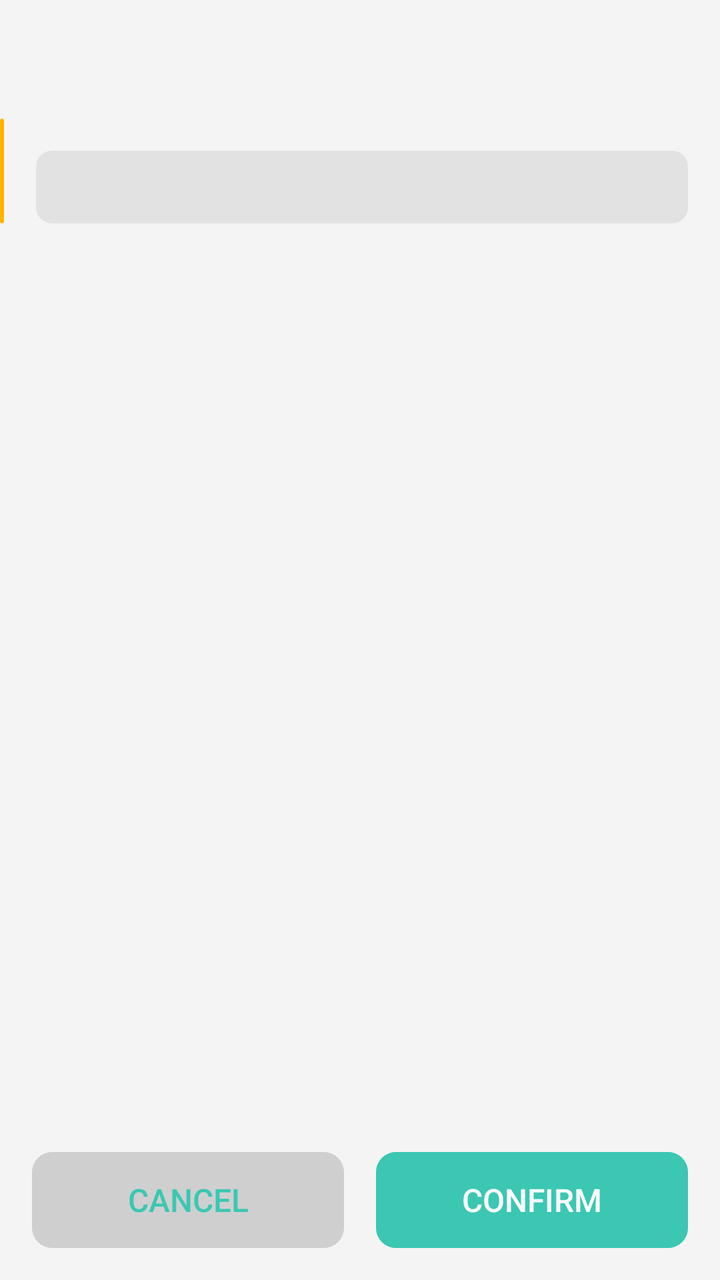
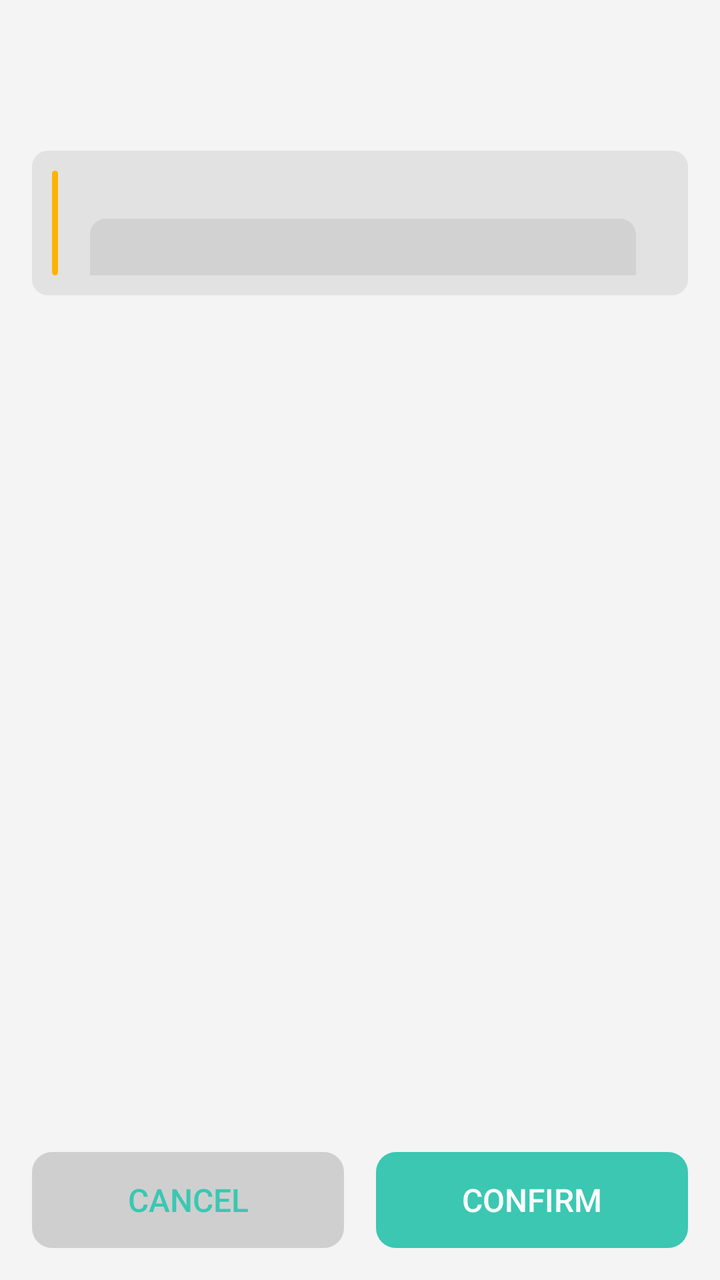

Before-and-after screenshots of an Android layout around one commit, followed by the original layout XML and the change that was made.
<!-- AndroidManifest.xml: application theme AppTheme -->
<!-- res/layout/kr_dialog_params.xml -->
<?xml version="1.0" encoding="utf-8"?>
<RelativeLayout xmlns:android="http://schemas.android.com/apk/res/android"
    xmlns:app="http://schemas.android.com/apk/res-auto"
    android:layout_width="match_parent"
    android:layout_height="match_parent"
    android:clickable="true"
    android:focusable="true">

    <LinearLayout
        android:id="@+id/top_bar"
        android:layout_width="match_parent"
        android:layout_height="wrap_content"
        android:orientation="vertical">

        <TextView
            android:id="@+id/title"
            style="@style/dialogTitle" />

        <TextView
            android:id="@+id/desc"
            style="@style/dialogDesc" />

        <LinearLayout
            android:id="@+id/warn_layout"
            android:layout_width="match_parent"
            android:layout_height="wrap_content"
            android:orientation="horizontal">
        
            <ImageView
                android:layout_width="wrap_content"
                android:layout_height="match_parent"
                android:scaleType="fitXY"
                android:src="@drawable/kr_param_warn"
                android:contentDescription="@null" />
        
            <TextView
                android:id="@+id/warn"
                style="@style/dialogWarn"
                android:layout_width="0dp"
                android:layout_height="wrap_content"
                android:layout_weight="1"
                android:paddingStart="4dp" />
        </LinearLayout>

        <TextView
            android:id="@+id/kr_rows"
            android:layout_width="match_parent"
            android:layout_height="wrap_content"
            android:layout_marginStart="16dp"
            android:layout_marginEnd="16dp"
            android:layout_marginTop="8dp"
            android:visibility="gone"
            style="@style/textSmall" />

        <ImageView
            android:id="@+id/kr_rows_photo"
            android:layout_width="match_parent"
            android:layout_height="wrap_content"
            android:layout_marginStart="16dp"
            android:layout_marginEnd="16dp"
            android:layout_marginTop="8dp"
            android:visibility="gone"
            android:scaleType="fitCenter"
            android:adjustViewBounds="true" />
    </LinearLayout>

    <RelativeLayout
        android:id="@+id/kr_params_container"
        android:layout_width="match_parent"
        android:layout_height="match_parent"
        android:layout_below="@+id/top_bar" >

        <ScrollView
            android:id="@+id/kr_params_center"
            android:layout_width="match_parent"
            android:layout_height="match_parent"
            android:requiresFadingEdge="vertical"
            android:scrollbarSize="0dp"
            android:overScrollMode="never"
            android:layout_above="@+id/bottom_actions"
            android:padding="16dp" />

        <LinearLayout
            android:id="@+id/bottom_actions"
            android:orientation="horizontal"
            android:layout_width="match_parent"
            android:layout_height="wrap_content"
            android:layout_alignParentBottom="true"
            android:paddingHorizontal="16dp"
            android:layout_marginTop="0dp"
            android:layout_marginBottom="16dp">

            <Button
                android:id="@id/btn_cancel"
                style="@style/dialogCancelBtn"
                android:text="@string/btn_cancel" />

            <Button
                android:id="@id/btn_confirm"
                style="@style/dialogConfirmBtn"
                android:text="@string/btn_confirm" />
        </LinearLayout>
    </RelativeLayout>
</RelativeLayout>
<!-- resources referenced by this layout -->
<resources>
  <!-- drawable kr_param_warn (drawable) -->
  <?xml version="1.0" encoding="utf-8"?>
  <shape xmlns:android="http://schemas.android.com/apk/res/android"
      android:shape="rectangle">
      <size
          android:width="2dp"
          android:height="15dp" />
      <solid android:color="@color/warning" />
      <corners android:radius="2dp" />
  </shape>
  <string name="btn_cancel">Cancel</string>
  <string name="btn_confirm">Confirm</string>
  <style name="dialogCancelBtn" parent="dialogLargeBtn">
          <item name="android:layout_marginStart">0dp</item>
          <item name="android:background">@drawable/btn_bg_large_secondary</item>
      </style>
  <style name="dialogConfirmBtn" parent="dialogLargeBtn">
          <item name="android:textColor">#FFFFFF</item>
          <item name="android:background">@drawable/btn_bg_large</item>
      </style>
  <style name="dialogWarn" parent="@style/textSmall">
          <item name="android:layout_marginStart">16dp</item>
          <item name="android:layout_marginEnd">16dp</item>
          <item name="android:layout_marginTop">16dp</item>
          <item name="android:background">@drawable/in_card_item_inactive</item>
          <item name="android:padding">10dp</item>
          <item name="android:layout_width">match_parent</item>
          <item name="android:layout_height">wrap_content</item>
      </style>
  <style name="textSmall">
          <item name="android:textColor">?android:attr/textColorSecondary</item>
          <item name="android:textSize">12sp</item>
      </style>
  <color name="warning">#FFB300</color>
  <style name="textTitle">
          <item name="android:textColor">?android:attr/textColorPrimary</item>
          <item name="android:textStyle">bold</item>
          <item name="android:textSize">14dp</item>
      </style>
  <!-- drawable in_card_item_inactive (drawable) -->
  <?xml version="1.0" encoding="utf-8"?>
  <shape xmlns:android="http://schemas.android.com/apk/res/android"
      android:shape="rectangle">
      <solid android:color="?attr/colorParse" />
      <corners android:radius="8dp" />
  </shape>
  <color name="colorPrimary">#64CDB6</color>
  <color name="colorPrimaryDark">#30C7B6</color>
  <color name="colorAccent">#0dbda2</color>
  <color name="colorParseDark">#20605f5f</color>
  <color name="colorPirmDark">#20000000</color>
  <color name="status_bg_light">@android:color/white</color>
  <style name="AppTheme.AppBarOverlay.Light" parent="ThemeOverlay.AppCompat.ActionBar">
          <item name="titleTextColor">?android:textColorPrimary</item>
          <item name="subtitleTextColor">?android:textColorSecondary</item>
          <item name="android:popupBackground">@drawable/kr_spinner_popup_bg</item>
      </style>
  <color name="window_bg_light">#f4f4f4</color>
  <color name="cardBgLight">#CCFFFFFF</color>
  <dimen name="activity_horizontal_margin">16dp</dimen>
  <dimen name="kr_spinner_popup_radius">8dp</dimen>
  <!-- drawable switch_track_disabled (drawable) -->
  <?xml version="1.0" encoding="utf-8"?>
  <shape xmlns:android="http://schemas.android.com/apk/res/android">
      <solid android:color="?attr/colorPirm" />
      <corners android:radius="10dp" />
      <size android:width="66dp" android:height="20dp" />
  </shape>
  <!-- drawable switch_track_open (drawable) -->
  <?xml version="1.0" encoding="utf-8"?>
  <shape xmlns:android="http://schemas.android.com/apk/res/android">
      <solid android:color="?android:colorAccent" />
      <corners android:radius="10dp" />
      <size android:width="66dp" android:height="20dp" />
  </shape>
  <!-- drawable switch_track_close (drawable) -->
  <?xml version="1.0" encoding="utf-8"?>
  <shape xmlns:android="http://schemas.android.com/apk/res/android">
      <solid android:color="?attr/colorPirm" />
      <corners android:radius="10dp" />
      <size android:width="66dp" android:height="20dp" />
  </shape>
  <!-- unchanged entries left out for length: 20 -->
</resources>

<!-- the commit's change to res/layout/kr_dialog_params.xml (unified diff, before → after) -->
@@ -22,24 +22,20 @@
 
         <LinearLayout
             android:id="@+id/warn_layout"
-            android:layout_width="match_parent"
-            android:layout_height="wrap_content"
+            style="@style/dialogWarnContainer"
+            android:gravity="center_vertical"
             android:orientation="horizontal">
         
             <ImageView
-                android:layout_width="wrap_content"
+                android:layout_width="3dp"
                 android:layout_height="match_parent"
-                android:scaleType="fitXY"
                 android:src="@drawable/kr_param_warn"
                 android:contentDescription="@null" />
         
             <TextView
                 android:id="@+id/warn"
                 style="@style/dialogWarn"
-                android:layout_width="0dp"
-                android:layout_height="wrap_content"
-                android:layout_weight="1"
-                android:paddingStart="4dp" />
+                android:paddingStart="10dp" />
         </LinearLayout>
 
         <TextView
<!-- resource entries referenced after the edit -->
@@ -4,9 +4,7 @@
   <?xml version="1.0" encoding="utf-8"?>
   <shape xmlns:android="http://schemas.android.com/apk/res/android"
       android:shape="rectangle">
-      <size
-          android:width="2dp"
-          android:height="15dp" />
+      <size android:width="2dp" />
       <solid android:color="@color/warning" />
       <corners android:radius="2dp" />
   </shape>
@@ -21,13 +19,18 @@
           <item name="android:background">@drawable/btn_bg_large</item>
       </style>
   <style name="dialogWarn" parent="@style/textSmall">
+          <item name="android:layout_width">0dp</item>
+          <item name="android:layout_height">wrap_content</item>
+          <item name="android:layout_weight">1</item>
+      </style>
+  <style name="dialogWarnContainer">
+          <item name="android:layout_width">match_parent</item>
+          <item name="android:layout_height">wrap_content</item>
           <item name="android:layout_marginStart">16dp</item>
           <item name="android:layout_marginEnd">16dp</item>
           <item name="android:layout_marginTop">16dp</item>
           <item name="android:background">@drawable/in_card_item_inactive</item>
           <item name="android:padding">10dp</item>
-          <item name="android:layout_width">match_parent</item>
-          <item name="android:layout_height">wrap_content</item>
       </style>
   <style name="textSmall">
           <item name="android:textColor">?android:attr/textColorSecondary</item>
